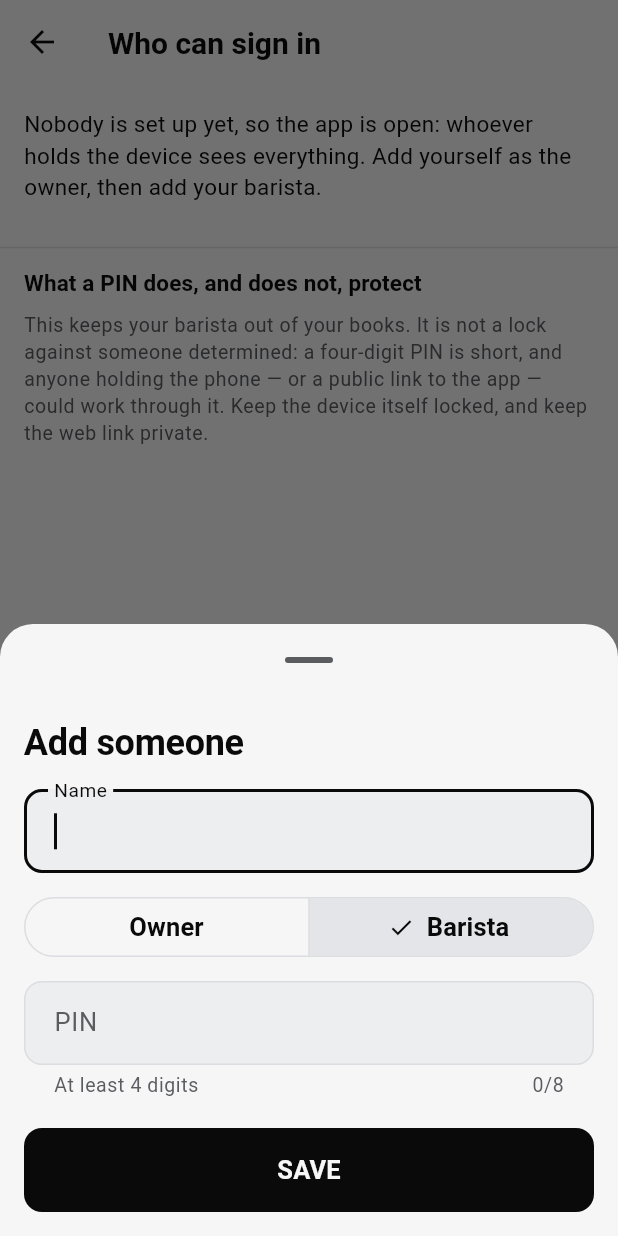
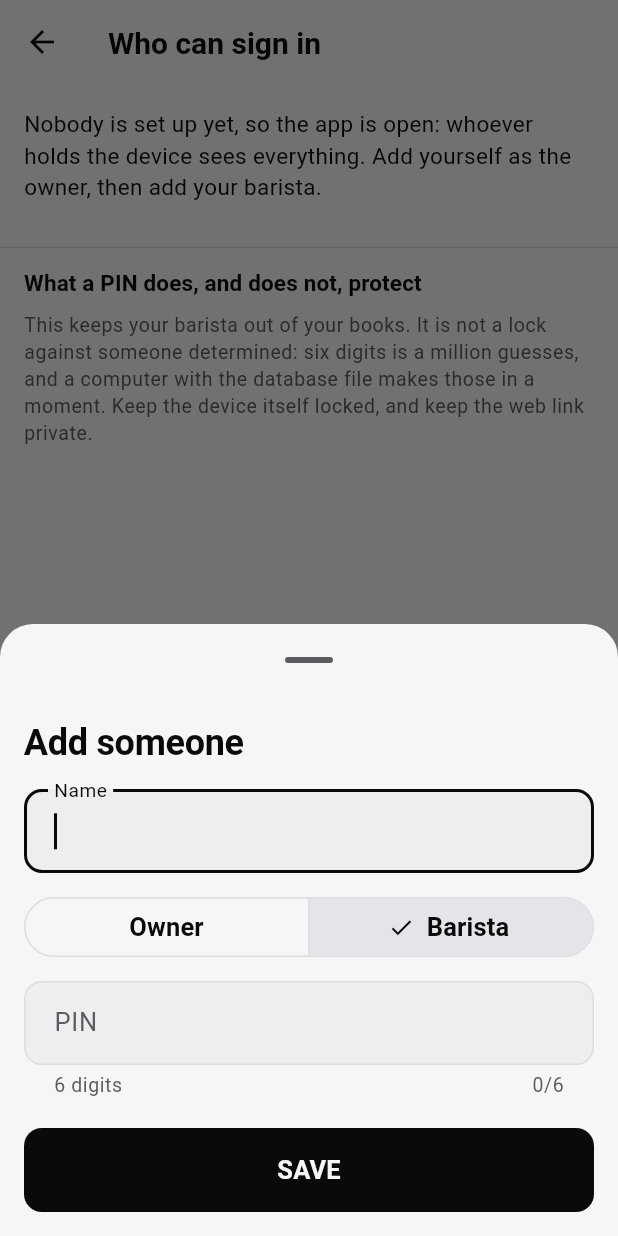
Before and after one commit to rmv-create/Kubo-Ca-Phe-POS, a Flutter app: the StaffScreen screen opened by its route, after a tap on "ADD", on a phone screen of 412 x 824 dp. Run offline on Flutter 3.47's test engine with Material 3 defaults, Android fonts, the phone set to English and light mode, and no system bars; our stand-ins replace flutter_riverpod, go_router, image_picker, pdf, printing, share_plus and 4 more; missing offline and left inert: dart:js_interop, excel; accounts and stored records are empty.

Commit message:
Make the PIN six digits
At the owner's request. Fixed at six rather than a minimum of six, so the
field, the message and the keypad all agree on one number — and so signing
in can submit itself the moment the sixth digit lands instead of asking
for a button press afterwards.

Both PIN fields now accept digits only, so a stray letter cannot be typed
and then rejected on save. The check refuses anything that is not exactly
six digits: `int.tryParse` would have accepted "+123456" and " 123456 ",
neither of which anyone can type back in on a numeric keypad.

Also corrected two explanations that still said "four-digit", and made the
one in the service honest about the real limit: SHA-256 is fast by design,
which is the wrong property for a password hash. A serious defence would
use a deliberately slow hash and lock out after repeated failures. Neither
is worth building for a two-person shop whose phone already has a
passcode, but the code should say so rather than imply the PIN is stronger
than it is.

285 tests pass, analyze and format clean. Verified in a browser: letters
are filtered out as typed, the counter reads 5/6, and adding an owner
closes the Management gate.

Co-Authored-By: Claude Opus 5 <noreply@anthropic.com>
Claude-Session: https://claude.ai/code/session_01KdaCBKN8jpPaRQmj6vpHax

```diff
--- a/lib/domain/services/sign_in_service.dart
+++ b/lib/domain/services/sign_in_service.dart
@@ -18,12 +18,15 @@ import '../entities/app_user.dart';
 /// recipes or exporting the customer list. That is the actual problem the
 /// owner has, and it solves it.
 ///
-/// It does **not** protect the data from someone determined. A four-digit PIN
-/// has ten thousand possibilities, and anyone holding the device — or the
-/// database file, or a shared web link — can work through them offline. The
-/// PIN is stored as a salted SHA-256 hash so it is not readable at a glance,
-/// and that is the honest limit of it. Anything genuinely confidential belongs
-/// behind the device's own passcode and a private link, not behind this.
+/// It does **not** protect the data from someone determined. Six digits is a
+/// million possibilities, which is a long evening by hand and no time at all
+/// for a computer holding the database file. The PIN is stored as a salted
+/// SHA-256 hash so it is not readable at a glance, and that is the honest
+/// limit of it: SHA-256 is fast by design, which is the wrong property for
+/// this job — a real defence would use a deliberately slow hash and a lockout
+/// after repeated failures. Neither is worth building for a two-person shop
+/// whose device already has a passcode. Anything genuinely confidential
+/// belongs behind that passcode and a private link, not behind this.
 class SignInService {
   const SignInService({required AppDatabase database, required Clock clock})
     : _db = database,
@@ -32,9 +35,12 @@ class SignInService {
   final AppDatabase _db;
   final Clock _clock;
 
-  /// Minimum PIN length. Four is what a phone lock screen asks for and what
-  /// someone will actually use ten times a day.
-  static const int minPinLength = 4;
+  /// How many digits a PIN has. Six, at the owner's request.
+  ///
+  /// Fixed rather than a minimum, so the keypad, the field and the message all
+  /// agree on one number, and so signing in can submit itself the moment the
+  /// sixth digit lands instead of asking for a second tap.
+  static const int pinLength = 6;
 
   /// Everyone who can sign in.
   Future<List<AppUser>> users({bool includeInactive = false}) async {
@@ -155,9 +161,13 @@ class SignInService {
   }
 
   void _checkPin(String pin) {
-    if (pin.length < minPinLength || int.tryParse(pin) == null) {
+    // Digits only, and exactly [pinLength] of them. `int.tryParse` would
+    // accept "+123456" and "  123456 ", neither of which anyone can type back
+    // in on a numeric keypad.
+    if (pin.length != pinLength ||
+        !RegExp('^[0-9]{$pinLength}\$').hasMatch(pin)) {
       throw const BusinessRuleException(
-        'The PIN must be at least $minPinLength digits.',
+        'The PIN must be exactly $pinLength digits.',
       );
     }
   }
--- a/lib/features/settings/presentation/sign_in_screen.dart
+++ b/lib/features/settings/presentation/sign_in_screen.dart
@@ -1,9 +1,11 @@
 import 'package:flutter/material.dart';
+import 'package:flutter/services.dart';
 import 'package:flutter_riverpod/flutter_riverpod.dart';
 
 import '../../../app/providers.dart';
 import '../../../app/theme/kubo_tokens.dart';
 import '../../../domain/entities/app_user.dart';
+import '../../../domain/services/sign_in_service.dart';
 import '../../../shared/widgets/kubo_mark.dart';
 
 /// Pick a name, tap a PIN.
@@ -90,11 +92,20 @@ class _SignInSheetState extends ConsumerState<SignInSheet> {
                 textAlign: TextAlign.center,
                 style: theme.textTheme.headlineMedium,
                 decoration: InputDecoration(
-                  hintText: 'PIN',
+                  hintText: '${SignInService.pinLength} digits',
                   errorText: _error,
                   counterText: '',
                 ),
-                maxLength: 8,
+                maxLength: SignInService.pinLength,
+                inputFormatters: <TextInputFormatter>[
+                  FilteringTextInputFormatter.digitsOnly,
+                ],
+                // The PIN is a known length, so the sixth digit is the whole
+                // instruction. Making her reach for a button afterwards would
+                // be a tap the app already has enough information to skip.
+                onChanged: (String value) {
+                  if (value.length == SignInService.pinLength) _submit(chosen);
+                },
                 onSubmitted: (_) => _submit(chosen),
               ),
               const SizedBox(height: KuboSpacing.lg),
--- a/lib/features/settings/presentation/staff_screen.dart
+++ b/lib/features/settings/presentation/staff_screen.dart
@@ -1,4 +1,5 @@
 import 'package:flutter/material.dart';
+import 'package:flutter/services.dart';
 import 'package:flutter_riverpod/flutter_riverpod.dart';
 
 import '../../../app/providers.dart';
@@ -74,10 +75,10 @@ class StaffScreen extends ConsumerWidget {
               ),
               child: Text(
                 'This keeps your barista out of your books. It is not a lock '
-                'against someone determined: a four-digit PIN is short, and '
-                'anyone holding the phone — or a public link to the app — '
-                'could work through it. Keep the device itself locked, and '
-                'keep the web link private.',
+                'against someone determined: six digits is a million guesses, '
+                'and a computer with the database file makes those in a '
+                'moment. Keep the device itself locked, and keep the web link '
+                'private.',
                 style: theme.textTheme.bodySmall,
               ),
             ),
@@ -180,11 +181,16 @@ class _UserSheetState extends ConsumerState<_UserSheet> {
               controller: _pin,
               keyboardType: TextInputType.number,
               obscureText: true,
-              maxLength: 8,
+              maxLength: SignInService.pinLength,
+              // Digits only, so a stray letter cannot be typed and then
+              // rejected on save.
+              inputFormatters: <TextInputFormatter>[
+                FilteringTextInputFormatter.digitsOnly,
+              ],
               decoration: InputDecoration(
                 labelText: existing == null ? 'PIN' : 'New PIN',
                 helperText:
-                    'At least ${SignInService.minPinLength} digits'
+                    '${SignInService.pinLength} digits'
                     '${existing == null ? '' : '. Leave blank to keep the old one.'}',
               ),
             ),
```
Also changed, not shown: 1 other file.
